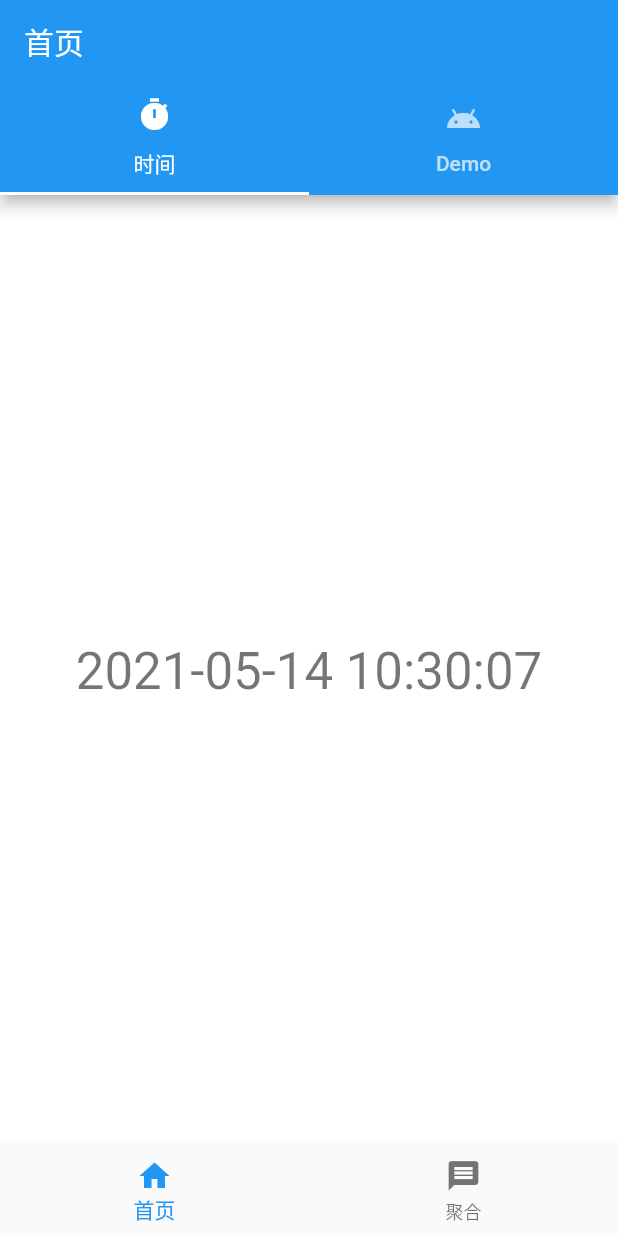
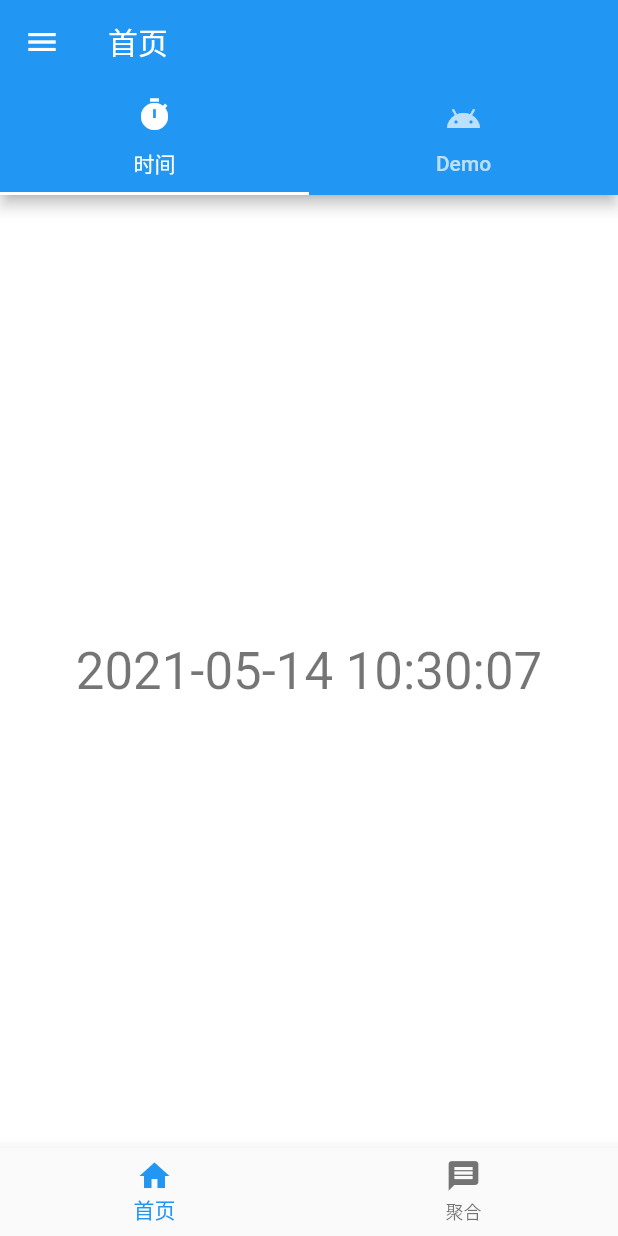
Before and after one commit to Jormunganders/DysonSphere, a Flutter app: the screen it shows after launch, on a phone screen of 412 x 824 dp. Run offline on Flutter 3.47's test engine with Material 2 defaults, Android fonts, the phone set to English and light mode, and no system bars.

Commit message:
增加抽屉组件

```diff
--- a/lib/base/home/home_page.dart
+++ b/lib/base/home/home_page.dart
@@ -6,7 +6,6 @@ import 'package:flutter/material.dart';
 
 const HOME_PAGE_NAME = "首页";
 
-/// todo: 之后进行分离
 class HomePage extends StatefulWidget {
   @override
   _HomePageState createState() => _HomePageState();
@@ -45,6 +44,24 @@ class _HomePageState extends State<HomePage> {
           children: tabKeyList
               .map((key) => DysonTabStore.TAB_MAP[key]!.getPage()!)
               .toList(),
+        ),
+        drawer: Drawer(
+          child: ListView(
+            padding: EdgeInsets.all(0.0),
+            children: [
+              DrawerHeader(
+                child: Center(
+                  child: Text("待施工"),
+                ),
+                decoration: BoxDecoration(color: Colors.blue),
+              ),
+              ListTile(
+                title: Text("设置"),
+                leading: Icon(Icons.settings),
+                trailing: Icon(Icons.keyboard_arrow_right),
+              )
+            ],
+          ),
         ),
       ),
     );
```
